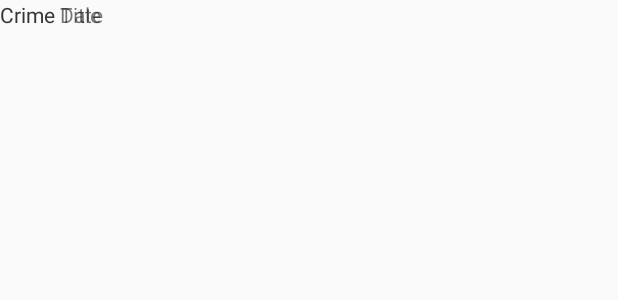
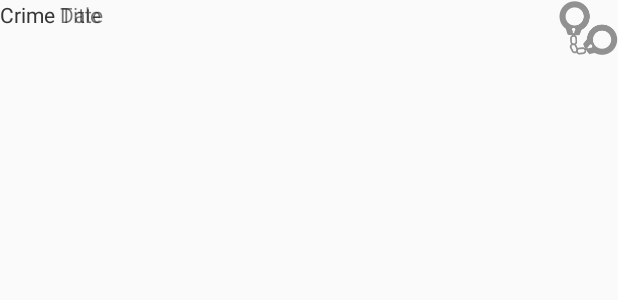
Before and after one commit to QuinnCrosfield-zz/Android-Programming, an Android app: the layout list_item_crime.xml on its own in the app's theme, with its tools: preview values and no code run, on a phone screen of 412 x 824 dp. Shown: the top 300 px of the screen. Run offline under Robolectric (Android 15) with nearby library versions, the phone set to English and light mode, and no system bars.

Commit message:
add contraints to ImageView

```diff
--- a/CriminalIntent/app/src/main/res/layout/list_item_crime.xml
+++ b/CriminalIntent/app/src/main/res/layout/list_item_crime.xml
@@ -20,4 +20,13 @@
         android:text="Crime Date"
         tools:layout_editor_absoluteY="27dp" />
 
+    <ImageView
+        android:id="@+id/imageView"
+        android:layout_width="wrap_content"
+        android:layout_height="wrap_content"
+        app:layout_constraintBottom_toBottomOf="parent"
+        app:layout_constraintEnd_toEndOf="parent"
+        app:layout_constraintTop_toTopOf="parent"
+        app:srcCompat="@drawable/ic_solved" />
+
 </androidx.constraintlayout.widget.ConstraintLayout>
```
